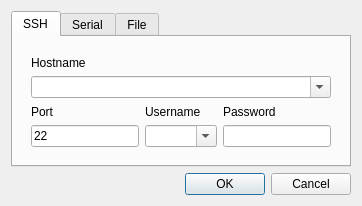
The window that opendialog.ui (cdesjardins/ComBomb) describes before a commit, drawn with Qt 5.
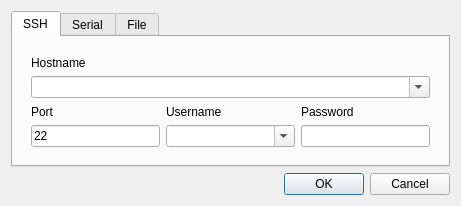
The same window after the commit. The open tabs and pages were chosen to show the change. Icons and pictures are not drawn.

Commit message: Fix layout again

Patch:
```diff
--- a/opendialog.ui
+++ b/opendialog.ui
@@ -6,10 +6,16 @@
    <rect>
     <x>0</x>
     <y>0</y>
-    <width>362</width>
-    <height>201</height>
+    <width>461</width>
+    <height>202</height>
    </rect>
   </property>
+  <property name="sizePolicy">
+   <sizepolicy hsizetype="MinimumExpanding" vsizetype="Preferred">
+    <horstretch>0</horstretch>
+    <verstretch>0</verstretch>
+   </sizepolicy>
+  </property>
   <property name="windowTitle">
    <string>Open</string>
   </property>
@@ -33,6 +39,12 @@
       <layout class="QVBoxLayout" name="verticalLayout">
        <item>
         <widget class="QWidget" name="widget" native="true">
+         <property name="sizePolicy">
+          <sizepolicy hsizetype="Expanding" vsizetype="Expanding">
+           <horstretch>0</horstretch>
+           <verstretch>0</verstretch>
+          </sizepolicy>
+         </property>
          <layout class="QGridLayout" name="gridLayout_2">
           <item row="0" column="0" colspan="3">
            <widget class="QLabel" name="label_8">
@@ -81,6 +93,12 @@
           </item>
           <item row="3" column="1">
            <widget class="QComboBox" name="_userNameComboBox">
+            <property name="sizePolicy">
+             <sizepolicy hsizetype="Expanding" vsizetype="Fixed">
+              <horstretch>0</horstretch>
+              <verstretch>0</verstretch>
+             </sizepolicy>
+            </property>
             <property name="editable">
              <bool>true</bool>
             </property>
```
Left out of the diff: 28 changed lines with no effect on the pictures. The commit also changes 1 other file.
